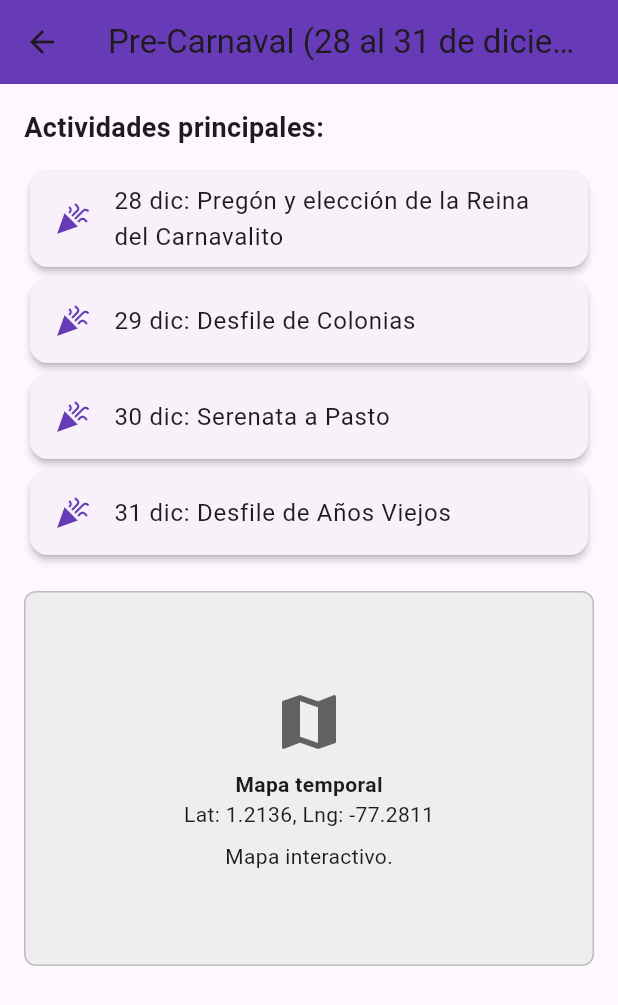
After one commit to Danieltwelve/CarnavalApp, a Flutter app: the screen it shows once a user with an empty profile is signed in, after a tap on "Pre-Carnaval (28 al 31 de diciembre de 2", on a phone screen of 412 x 824 dp. The commit adds this screen. Shown: the top 1005 px of the screen. Run offline on Flutter 3.47's test engine with Material 3 defaults, Android fonts, the phone set to English and light mode, and no system bars; our stand-ins replace firebase_auth, firebase_core; accounts and stored records are empty.

Commit message:
Se crea interfaces de sección por dias, especificando actividades por dia y ajuste de colores

```diff
--- /dev/null
+++ b/lib/features/carnaval/presentation/pages/carnaval_detail_page.dart
@@ -0,0 +1,71 @@
+import 'package:flutter/material.dart';
+import '../../../../widgets/map_widget.dart';
+
+class DayDetailPage extends StatelessWidget {
+  final String dayName;
+  final String date;
+  final List<String> activities;
+  final double latitude;
+  final double longitude;
+
+  const DayDetailPage({
+    super.key,
+    required this.dayName,
+    required this.date,
+    required this.activities,
+    required this.latitude,
+    required this.longitude,
+  });
+
+  @override
+  Widget build(BuildContext context) {
+    return Scaffold(
+      appBar: AppBar(
+        title: Text(dayName),
+        backgroundColor: Colors.deepPurpleAccent,
+      ),
+      body: SingleChildScrollView(
+        padding: const EdgeInsets.all(16.0),
+        child: Column(
+          crossAxisAlignment: CrossAxisAlignment.start,
+          children: [
+            Text(
+              '$dayName - $date',
+              style: const TextStyle(
+                fontSize: 22,
+                fontWeight: FontWeight.bold,
+              ),
+            ),
+            const SizedBox(height: 16),
+            const Text(
+              'Actividades principales:',
+              style: TextStyle(fontSize: 18, fontWeight: FontWeight.w600),
+            ),
+            const SizedBox(height: 8),
+            ...activities.map((activity) => Card(
+                  elevation: 2,
+                  shape: RoundedRectangleBorder(
+                    borderRadius: BorderRadius.circular(12),
+                  ),
+                  child: ListTile(
+                    leading: const Icon(
+                      Icons.celebration_rounded,
+                      color: Colors.deepPurpleAccent,
+                    ),
+                    title: Text(activity),
+                  ),
+                )),
+            const SizedBox(height: 24),
+            const Text(
+              'Ubicación en el mapa:',
+              style: TextStyle(fontSize: 18, fontWeight: FontWeight.w600),
+            ),
+            const SizedBox(height: 12),
+            // Mapa con la ubicación del evento
+            MapWidget(latitude: latitude, longitude: longitude),
+          ],
+        ),
+      ),
+    );
+  }
+}
--- /dev/null
+++ b/lib/features/carnaval/presentation/pages/carnaval_home_page.dart
@@ -0,0 +1,88 @@
+import 'package:flutter/material.dart';
+import 'day_detail_page.dart';
+
+class CarnavalHomePage extends StatelessWidget {
+  const CarnavalHomePage({super.key});
+
+  @override
+  Widget build(BuildContext context) {
+    final days = [
+      {
+        'title': 'Pre-Carnaval (28 al 31 de diciembre de 2025)',
+        'activities': [
+          '28 dic: Pregón y elección de la Reina del Carnavalito',
+          '29 dic: Desfile de Colonias',
+          '30 dic: Serenata a Pasto',
+          '31 dic: Desfile de Años Viejos'
+        ],
+        'lat': 1.2136,
+        'lng': -77.2811,
+      },
+      {
+        'title': 'Carnaval (2 al 8 de enero de 2026)',
+        'activities': [
+          '2 ene: Desfile de Colectivos Coreográficos',
+          '3 ene: Día de la Familia Castañeda',
+          '4 ene: Festival del Canto a la Tierra',
+          '5 ene: Día de Negros',
+          '6 ene: Día de Blancos (Gran desfile magno)',
+          '7-8 ene: Actividades culturales y cierre'
+        ],
+        'lat': 1.2147,
+        'lng': -77.2805,
+      },
+      {
+        'title': 'Día de Negros y Blancos (6 de enero de 2026)',
+        'activities': [
+          'Desfile Magno de carrozas',
+          'Batalla de espuma y talco',
+          'Eventos musicales en la Plaza del Carnaval',
+          'Entrega de premios a las mejores carrozas'
+        ],
+        'lat': 1.2150,
+        'lng': -77.2810,
+      },
+    ];
+
+    return Scaffold(
+      appBar: AppBar(
+        title: const Text('Fechas principales del Carnaval 2026'),
+        backgroundColor: Colors.deepPurple,
+      ),
+      body: ListView.builder(
+        padding: const EdgeInsets.all(16),
+        itemCount: days.length,
+        itemBuilder: (context, index) {
+          final day = days[index];
+          return Card(
+            shape: RoundedRectangleBorder(
+              borderRadius: BorderRadius.circular(15),
+            ),
+            elevation: 4,
+            margin: const EdgeInsets.symmetric(vertical: 10),
+            child: ListTile(
+              title: Text(
+                day['title'] as String,
+                style: const TextStyle(fontWeight: FontWeight.bold),
+              ),
+              trailing: const Icon(Icons.arrow_forward_ios),
+              onTap: () {
+                Navigator.push(
+                  context,
+                  MaterialPageRoute(
+                    builder: (_) => DayDetailPage(
+                      title: day['title'] as String,
+                      activities: List<String>.from(day['activities'] as List),
+                      latitude: day['lat'] as double,
+                      longitude: day['lng'] as double,
+                    ),
+                  ),
+                );
+              },
+            ),
+          );
+        },
+      ),
+    );
+  }
+}
--- /dev/null
+++ b/lib/features/carnaval/presentation/pages/day_detail_page.dart
@@ -0,0 +1,59 @@
+import 'package:flutter/material.dart';
+import '../../../../widgets/map_widget.dart';
+
+class DayDetailPage extends StatelessWidget {
+  final String title;
+  final List<String> activities;
+  final double latitude;
+  final double longitude;
+
+  const DayDetailPage({
+    super.key,
+    required this.title,
+    required this.activities,
+    required this.latitude,
+    required this.longitude,
+  });
+
+  @override
+  Widget build(BuildContext context) {
+    return Scaffold(
+      appBar: AppBar(
+        title: Text(title),
+        backgroundColor: Colors.deepPurple,
+      ),
+      body: SingleChildScrollView(
+        padding: const EdgeInsets.all(16.0),
+        child: Column(
+          crossAxisAlignment: CrossAxisAlignment.start,
+          children: [
+            const Text(
+              'Actividades principales:',
+              style: TextStyle(fontSize: 18, fontWeight: FontWeight.bold),
+            ),
+            const SizedBox(height: 12),
+            ...activities.map(
+              (activity) => Card(
+                elevation: 2,
+                shape: RoundedRectangleBorder(
+                    borderRadius: BorderRadius.circular(12)),
+                child: ListTile(
+                  leading: const Icon(Icons.celebration, color:Colors.deepPurple),
+                  title: Text(activity),
+                ),
+              ),
+            ),
+            const SizedBox(height: 20),
+            SizedBox(
+              height: 250,
+              child: MapWidget(
+                latitude: latitude,
+                longitude: longitude,
+              ),
+            ),
+          ],
+        ),
+      ),
+    );
+  }
+}
--- a/lib/main.dart
+++ b/lib/main.dart
@@ -28,7 +28,7 @@ Future<void> main() async {
     options: DefaultFirebaseOptions.currentPlatform,
   );
 
-  runApp(const MyApp());
+  runApp(MyApp());
 }
 
 class MyApp extends StatelessWidget {
@@ -57,13 +57,13 @@ class MyApp extends StatelessWidget {
 
         // La ruta inicial ahora es AuthWrapper
         // que decide automáticamente si mostrar Welcome o Home
-        home: const AuthWrapper(),
+        home: AuthWrapper(),
 
         // Rutas nombradas para navegación
         routes: {
-          '/login': (context) => const LoginPage(),
-          '/register': (context) => const RegisterPage(),
-          '/home': (context) => const HomePage(),
+          '/login': (context) =>  LoginPage(),
+          '/register': (context) =>  RegisterPage(),
+          '/home': (context) =>  HomePage(),
         },
 
         theme: ThemeData(
--- a/lib/widgets/auth_wrapper.dart
+++ b/lib/widgets/auth_wrapper.dart
@@ -57,7 +57,8 @@ class AuthWrapper extends StatelessWidget {
 
         // Si hay un usuario autenticado → HomePage
         if (user != null) {
-          return const HomePage();
+          // Pasa el usuario actual a HomePage si es necesario
+          return HomePage();
         }
 
         // Si NO hay usuario autenticado → WelcomePage
--- /dev/null
+++ b/lib/widgets/map_widget.dart
@@ -0,0 +1,37 @@
+import 'package:flutter/material.dart';
+
+class MapWidget extends StatelessWidget {
+  final double latitude;
+  final double longitude;
+
+  const MapWidget({
+    super.key,
+    required this.latitude,
+    required this.longitude,
+  });
+
+  @override
+  Widget build(BuildContext context) {
+    return Container(
+      padding: const EdgeInsets.all(12),
+      decoration: BoxDecoration(
+        color: Colors.grey[200],
+        borderRadius: BorderRadius.circular(8),
+        border: Border.all(color: Colors.grey.shade400),
+      ),
+      child: Center(
+        child: Column(
+          mainAxisAlignment: MainAxisAlignment.center,
+          children: [
+            Icon(Icons.map, size: 48, color: Colors.grey[700]),
+            const SizedBox(height: 8),
+            Text('Mapa temporal', style: TextStyle(fontWeight: FontWeight.bold)),
+            Text('Lat: $latitude, Lng: $longitude'),
+            const SizedBox(height: 8),
+            Text('Mapa interactivo.'),
+          ],
+        ),
+      ),
+    );
+  }
+}
--- a/pubspec.yaml
+++ b/pubspec.yaml
@@ -37,6 +37,9 @@ dependencies:
   firebase_core: ^4.2.0
   firebase_auth: ^6.1.1
   provider: ^6.1.2
+  google_maps_flutter: ^2.6.0
+  flutter_map:  ^7.0.2
+  latlong2: ^0.9.0
 
 dev_dependencies:
   flutter_test:
```
Also changed, not shown: lib/features/auth/presentation/pages/home_page.dart (+13 -162 lines), lib/features/auth/presentation/pages/register_page.dart (+6 -2 lines), lib/features/carnaval/application/carnaval_controller.dart (added, +59 -0 lines), lib/features/carnaval/domain/carnaval_day.dart (added, +13 -0 lines), lib/features/carnaval/domain/day_model.dart (added, +11 -0 lines), pubspec.lock, 1 other file.
